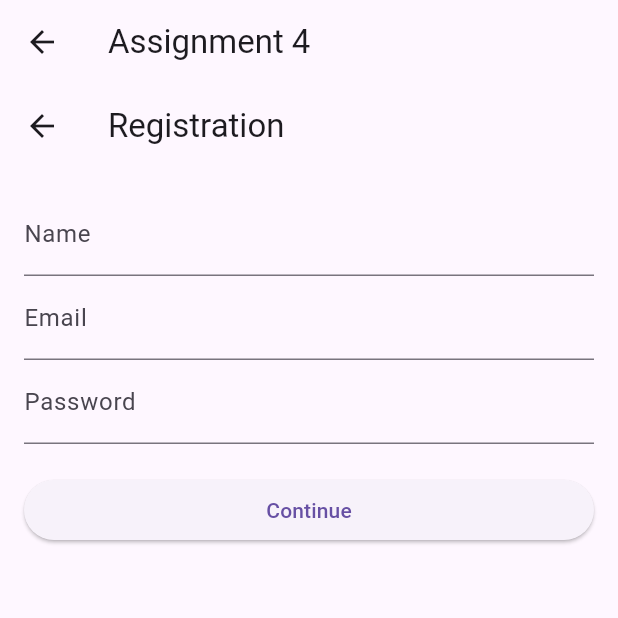
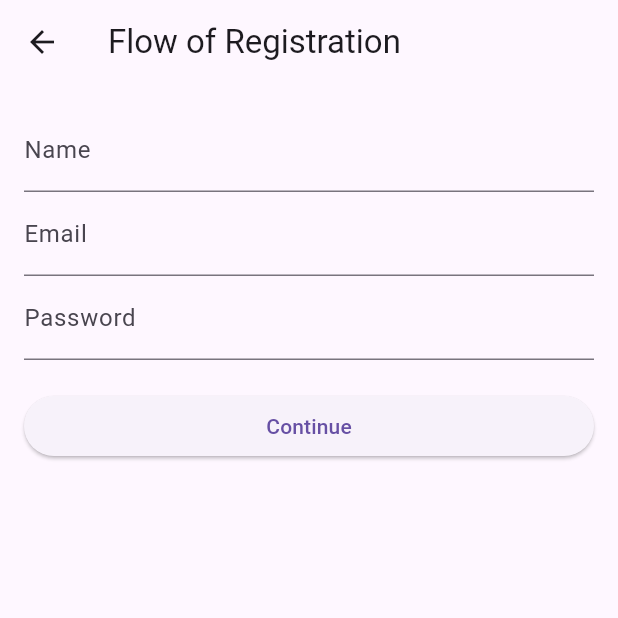
Before and after one commit to anshika9946/Assignment-1, a Flutter app: the Assignment4 screen opened directly, on a phone screen of 412 x 824 dp, the top half of it. Run offline on Flutter 3.47's test engine with Material 3 defaults, Android fonts, the phone set to English and light mode, and no system bars.

Commit message:
updated App bar

```diff
--- a/lib/assignment3.dart
+++ b/lib/assignment3.dart
@@ -23,7 +23,7 @@ class _Assignment3State extends State<Assignment3> {
   Widget build(BuildContext context) {
     return Scaffold(
       appBar: AppBar(
-        title: const Text('ListView & GridView Assignment'),
+        title: const Text('ListView & GridView'),
       ),
       body: _selectedIndex == 0 ? buildListView() : buildGridView(),
       bottomNavigationBar: BottomNavigationBar(
--- a/lib/assignment4.dart
+++ b/lib/assignment4.dart
@@ -9,7 +9,7 @@ class Assignment4 extends StatelessWidget {
   Widget build(BuildContext context) {
     return Scaffold(
       appBar: AppBar(
-        title: const Text('Assignment 4'),
+        title: const Text('Flow of Registration'),
       ),
       body: const RegistrationScreen(),
     );
@@ -54,9 +54,6 @@ class _RegistrationScreenState extends State<RegistrationScreen> {
   @override
   Widget build(BuildContext context) {
     return Scaffold(
-      appBar: AppBar(
-        title: const Text('Registration'),
-      ),
       body: Padding(
         padding: const EdgeInsets.all(16.0),
         child: Form(
--- a/lib/assignment5.dart
+++ b/lib/assignment5.dart
@@ -16,7 +16,7 @@ class _Assignment5State extends State<Assignment5> {
   Widget build(BuildContext context) {
     return Scaffold(
       appBar: AppBar(
-        title: const Text('Assignment 5'),
+        title: const Text('Color Change with SetState'),
       ),
       body: Center(
         child: Column(
```
